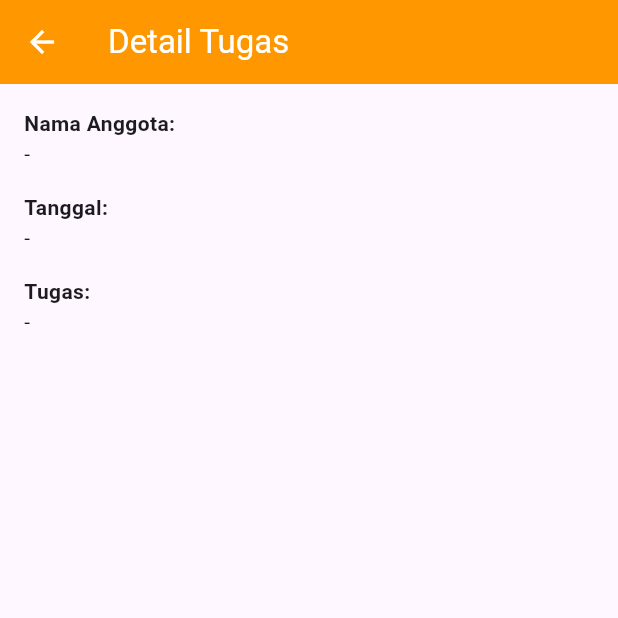
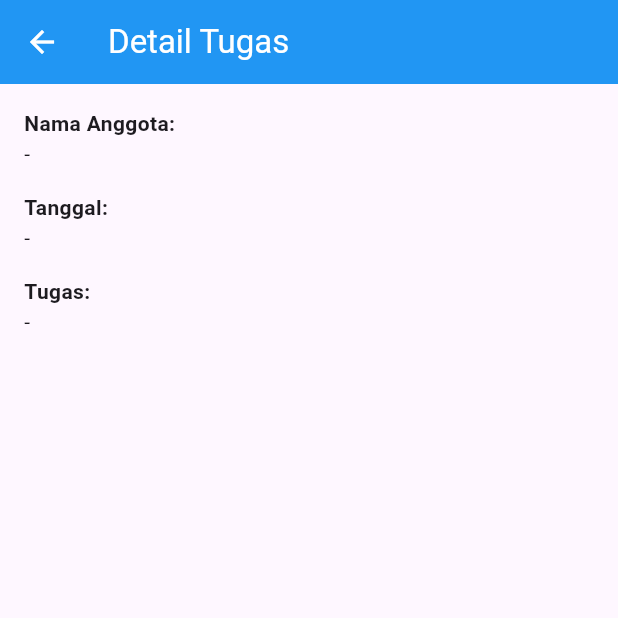
Before and after one commit to kyy08/20220140101_UCP1Flutter, a Flutter app: the DetailTugasPiketPage screen opened directly with empty values, on a phone screen of 412 x 824 dp, the top half of it. Run offline on Flutter 3.47's test engine with Material 3 defaults, Android fonts, the phone set to English and light mode, and no system bars.

Commit message:
mengubah color

```diff
--- a/lib/Presentation/detail_tugas_piket.dart
+++ b/lib/Presentation/detail_tugas_piket.dart
@@ -10,7 +10,7 @@ class DetailTugasPiketPage extends StatelessWidget {
     return Scaffold(
       appBar: AppBar(
         title: const Text('Detail Tugas'),
-        backgroundColor: Colors.orange,
+        backgroundColor: Colors.blue, // 🔵 Warna biru
         foregroundColor: Colors.white,
       ),
       body: Padding(
@@ -18,13 +18,13 @@ class DetailTugasPiketPage extends StatelessWidget {
         child: Column(
           crossAxisAlignment: CrossAxisAlignment.start,
           children: [
-            Text('Nama Anggota:', style: TextStyle(fontWeight: FontWeight.bold)),
+            const Text('Nama Anggota:', style: TextStyle(fontWeight: FontWeight.bold)),
             Text(tugas['nama'] ?? '-'),
-            SizedBox(height: 16),
-            Text('Tanggal:', style: TextStyle(fontWeight: FontWeight.bold)),
+            const SizedBox(height: 16),
+            const Text('Tanggal:', style: TextStyle(fontWeight: FontWeight.bold)),
             Text(tugas['tanggal'] ?? '-'),
-            SizedBox(height: 16),
-            Text('Tugas:', style: TextStyle(fontWeight: FontWeight.bold)),
+            const SizedBox(height: 16),
+            const Text('Tugas:', style: TextStyle(fontWeight: FontWeight.bold)),
             Text(tugas['tugas'] ?? '-'),
           ],
         ),
--- a/lib/Presentation/piket_gudang.dart
+++ b/lib/Presentation/piket_gudang.dart
@@ -54,7 +54,7 @@ class _PiketGudangPageState extends State<PiketGudangPage> {
     return Scaffold(
       backgroundColor: Colors.white,
       appBar: AppBar(
-        backgroundColor: Colors.orange,
+        backgroundColor: Colors.blue, // 🔵 Warna biru
         title: const Text('Piket Gudang'),
         foregroundColor: Colors.white,
       ),
@@ -111,7 +111,7 @@ class _PiketGudangPageState extends State<PiketGudangPage> {
                   ElevatedButton(
                     onPressed: _tambahTugas,
                     style: ElevatedButton.styleFrom(
-                      backgroundColor: Colors.orange,
+                      backgroundColor: Colors.blue, // 🔵 Warna biru
                       shape: RoundedRectangleBorder(
                           borderRadius: BorderRadius.circular(12)),
                     ),
@@ -125,7 +125,6 @@ class _PiketGudangPageState extends State<PiketGudangPage> {
                 style: TextStyle(fontWeight: FontWeight.bold),
               ),
               const SizedBox(height: 12),
-
               Expanded(
                 child: _daftarTugas.isEmpty
                     ? const Center(child: Text('Belum ada Data'))
```
